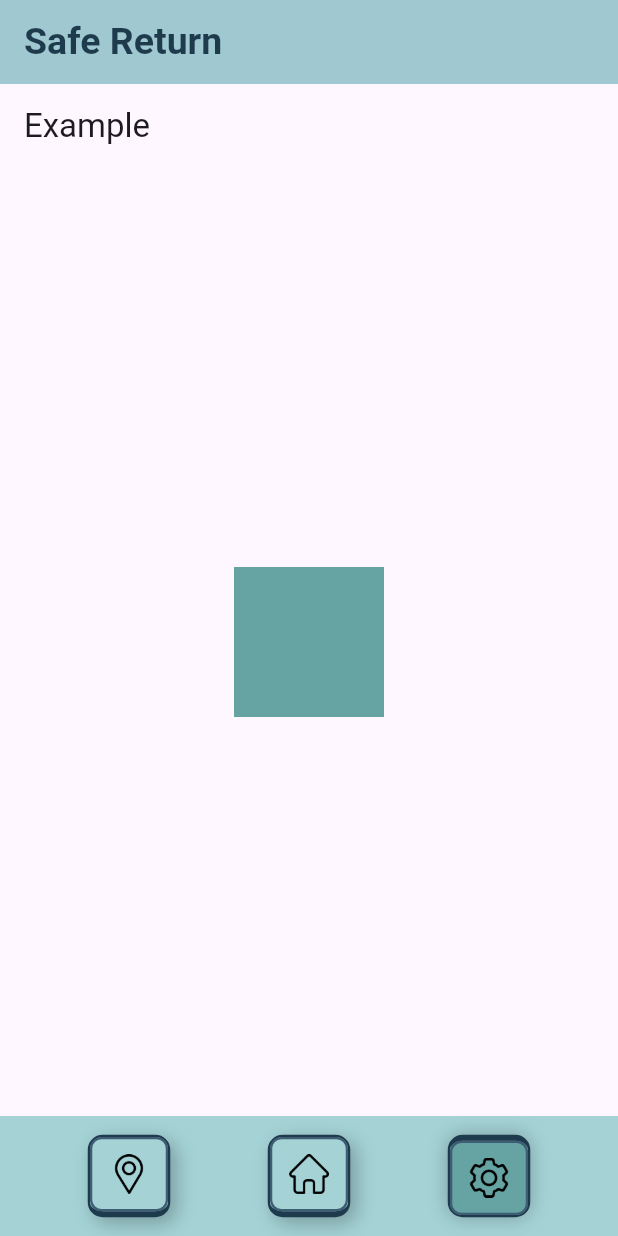
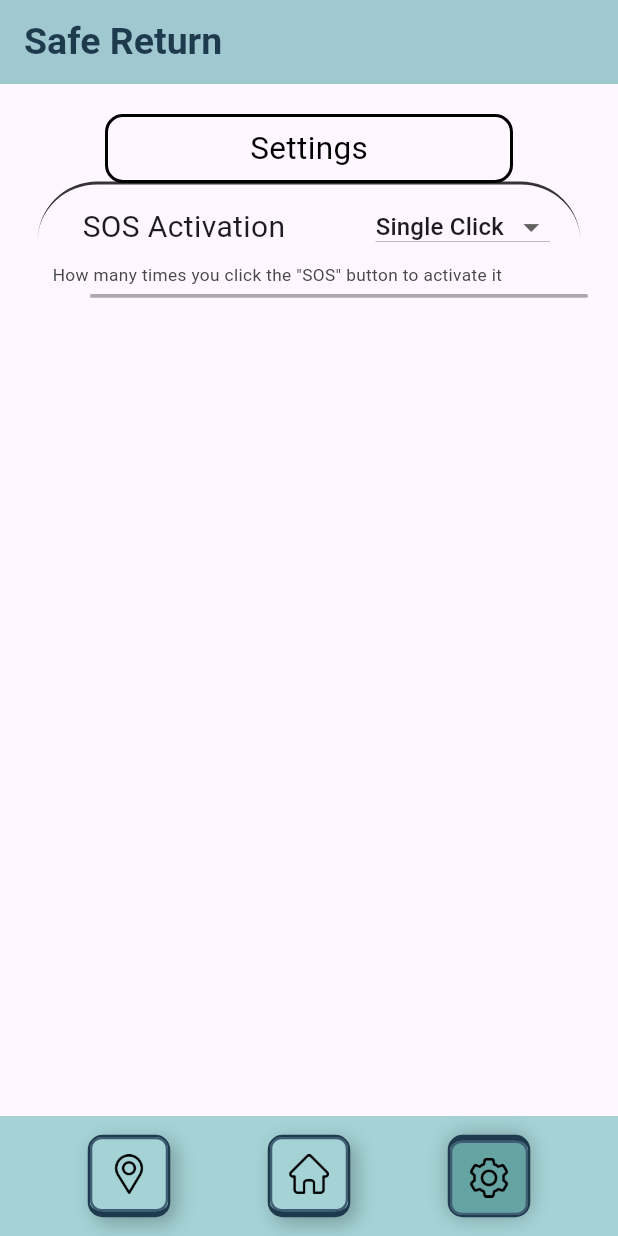
Before and after one commit to ZephLevy/Safe-return, a Flutter app: the screen it shows after launch, item 3 of the bottom bar chosen, on a phone screen of 412 x 824 dp. Run offline on Flutter 3.47's test engine with Material 3 defaults, Android fonts, the light colour scheme and no system bars.

Commit message:
Add the first settings option (sos activation) with its respective dropdown menu

```diff
--- a/lib/pages/settings_page.dart
+++ b/lib/pages/settings_page.dart
@@ -1,4 +1,5 @@
 import 'package:flutter/material.dart';
+import 'package:flutter/services.dart';
 import 'package:safe_return/palette.dart';
 
 class SettingsPage extends StatelessWidget {
@@ -6,15 +7,138 @@ class SettingsPage extends StatelessWidget {
 
   @override
   Widget build(BuildContext context) {
-    return MaterialApp(
-      home: Scaffold(
-          appBar: AppBar(title: Text("Example")),
-          body: Center(
-              child: Container(
-                  width: 100,
-                  height: 100,
-                  margin: EdgeInsets.all(20),
-                  color: Palette.blue3))),
+    return Scaffold(
+      body: Column(
+        children: [
+          Stack(
+            children: [
+              _sosConfig(),
+              Container(
+                alignment: Alignment.centerRight,
+                margin: EdgeInsets.symmetric(horizontal: 40, vertical: 78),
+                child: SizedBox(
+                  width: 134,
+                  height: 35,
+                  child: Menus(),
+                ),
+              ),
+            ],
+          ),
+        ],
+      ),
+    );
+  }
+
+  //other non-relative code.
+  Widget _sosConfig() {
+    return Stack(
+      children: [
+        //sos title box
+        Container(
+          margin: EdgeInsets.symmetric(horizontal: 70, vertical: 20),
+          padding: EdgeInsets.all(6),
+          decoration: BoxDecoration(
+            borderRadius: BorderRadius.circular(12),
+            border: Border.all(color: Colors.black, width: 2),
+          ),
+          child: Center(
+            child: Text(
+              "Settings",
+              style: TextStyle(color: Colors.black, fontSize: 21),
+            ),
+          ),
+        ),
+        //big box
+        Container(
+          margin: EdgeInsets.symmetric(horizontal: 25, vertical: 65),
+          ////    padding: EdgeInsets.all(40),
+          decoration: BoxDecoration(
+            border: Border(
+              top: BorderSide(
+                  color: const Color.fromARGB(201, 0, 0, 0), width: 2),
+            ),
+            borderRadius: BorderRadius.circular(40),
+          ),
+          width: double.infinity,
+          height: 300,
+          child: Container(
+            margin: EdgeInsets.only(left: 10, top: 54),
+            child: Text(
+              'How many times you click the "SOS" button to activate it',
+              style: TextStyle(
+                  color: const Color.fromARGB(255, 72, 72, 72),
+                  fontSize: 11.5,
+                  height: 1),
+            ),
+          ),
+        ),
+        Container(
+          alignment: Alignment.centerLeft,
+          margin: EdgeInsets.symmetric(horizontal: 55, vertical: 81),
+          child: Text(
+            "SOS Activation",
+            style: TextStyle(fontSize: 20),
+          ),
+        ),
+        //inner line separator
+        Container(
+          margin: EdgeInsets.only(left: 60, right: 20, top: 140),
+          decoration: BoxDecoration(
+            border: Border.all(
+                color: const Color.fromARGB(81, 0, 0, 0), width: 1.25),
+            borderRadius: BorderRadius.circular(12),
+          ),
+          child: SizedBox(
+            height: 0,
+            width: double.infinity,
+          ),
+        ),
+      ],
     );
   }
 }
+
+class Menus extends StatefulWidget {
+  @override
+  MenusState createState() => MenusState();
+}
+
+class MenusState extends State<Menus> {
+  final items = ['Single Click', 'Double Click', 'Triple Click'];
+  String? value;
+
+  @override
+  void initState() {
+    super.initState();
+    value = items.first;
+  }
+
+  @override
+  Widget build(BuildContext context) => Scaffold(
+        body: Container(
+          alignment: Alignment.center,
+          child: DropdownButton<String>(
+            padding: EdgeInsets.only(left: 8, right: 1),
+            onTap: () {
+              HapticFeedback.selectionClick();
+            },
+            enableFeedback: true,
+            borderRadius: BorderRadius.circular(8),
+            // underline: ,
+            iconSize: 25,
+            menuWidth: 160,
+            value: value,
+            isExpanded: false,
+            items: items.map(buildMenuItem).toList(),
+            onChanged: (value) => setState(() => this.value = value),
+          ),
+        ),
+      );
+  DropdownMenuItem<String> buildMenuItem(String item) => DropdownMenuItem(
+        value: item,
+        child: Text(
+          item,
+          style: TextStyle(fontSize: 16),
+        ),
+      );
+}
```
